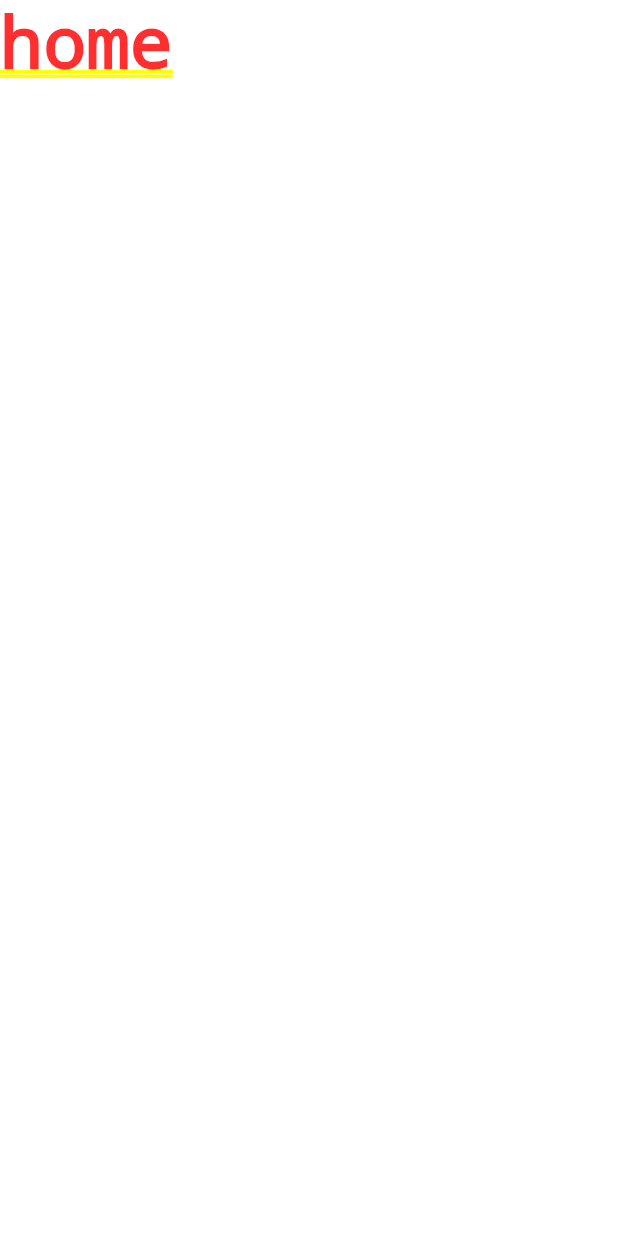
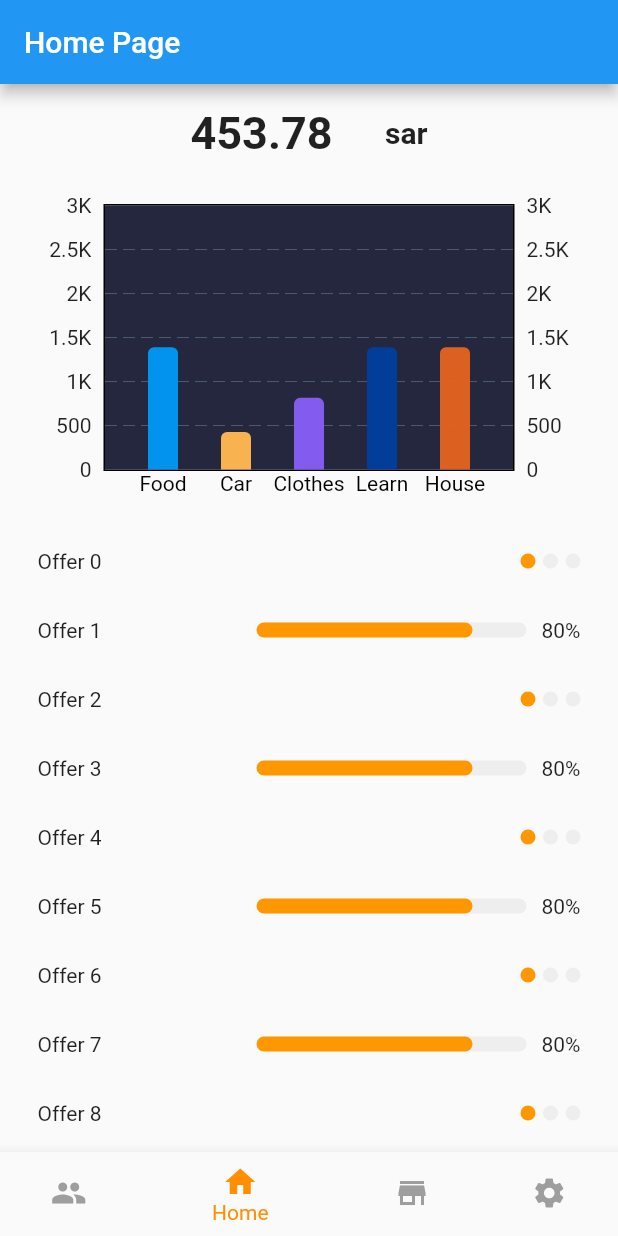
Before and after one commit to Team15-kfupm/myRewards-flutter, a Flutter app: the screen it shows after launch, on a phone screen of 412 x 824 dp. Run offline on Flutter 3.47's test engine with Material 2 defaults, Android fonts, the phone set to English and light mode, and no system bars; drawn by our look-alikes of fl_chart.

Commit message:
create home page

```diff
--- /dev/null
+++ b/lib/core/models/bar_chart_data_model.dart
@@ -0,0 +1,15 @@
+import 'dart:ui';
+
+class BarChartDataModel {
+  final int id;
+  final String name;
+  final double y;
+  final Color color;
+
+  const BarChartDataModel({
+    required this.id,
+    required this.name,
+    required this.y,
+    required this.color,
+  });
+}
--- /dev/null
+++ b/lib/data/bar_charts_data.dart
@@ -0,0 +1,19 @@
+import 'package:flutter/material.dart';
+import 'package:myrewards_flutter/core/models/bar_chart_data_model.dart';
+
+class BarChartsData {
+  static int interval = 5;
+
+  static List<BarChartDataModel> barChartsData = [
+    const BarChartDataModel(
+        id: 0, name: 'Food', y: 1389, color: Color(0xff0293ee)),
+    const BarChartDataModel(
+        id: 1, name: 'Car', y: 426, color: Color(0xfff8b250)),
+    const BarChartDataModel(
+        id: 2, name: 'Clothes', y: 814, color: Color(0xff845bef)),
+    const BarChartDataModel(
+        id: 3, name: 'Learn', y: 1389, color: Color(0xff023e99)),
+    const BarChartDataModel(
+        id: 4, name: 'House', y: 1389, color: Color(0xf3e5631e)),
+  ];
+}
--- a/lib/main.dart
+++ b/lib/main.dart
@@ -1,4 +1,5 @@
 import 'package:flutter/material.dart';
+import 'package:myrewards_flutter/ui/pages/home_page/home_page.dart';
 
 void main() {
   runApp(const MyApp());
@@ -12,7 +13,7 @@ class MyApp extends StatelessWidget {
   Widget build(BuildContext context) {
     return const MaterialApp(
       title: 'Flutter Demo',
-      home: Text('home'),
+      home: HomePage(),
     );
   }
 }
--- /dev/null
+++ b/lib/ui/pages/home_page/home_page.dart
@@ -0,0 +1,40 @@
+import 'package:flutter/material.dart';
+import 'package:myrewards_flutter/ui/pages/home_page/widgets/bottom_nav_bar.dart';
+import 'package:myrewards_flutter/ui/pages/home_page/widgets/categories_chart.dart';
+import 'package:myrewards_flutter/ui/pages/home_page/widgets/offers.dart';
+import 'package:myrewards_flutter/ui/pages/home_page/widgets/total_spending.dart';
+
+class HomePage extends StatefulWidget {
+  const HomePage({Key? key}) : super(key: key);
+
+  @override
+  State<HomePage> createState() => _HomePageState();
+}
+
+class _HomePageState extends State<HomePage> {
+  @override
+  Widget build(BuildContext context) {
+    return Scaffold(
+      appBar: AppBar(
+        title: const Text('Home Page'),
+      ),
+      body: Padding(
+          padding: EdgeInsets.symmetric(horizontal: 25, vertical: 15),
+          child: Column(
+            crossAxisAlignment: CrossAxisAlignment.stretch,
+            children: [
+              TotalSpending(),
+              SizedBox(
+                height: 30,
+              ),
+              CategoriesChart(),
+              SizedBox(
+                height: 30,
+              ),
+              Offers(),
+            ],
+          )),
+      bottomNavigationBar: const BottomNavBar(),
+    );
+  }
+}
--- /dev/null
+++ b/lib/ui/pages/home_page/widgets/bottom_nav_bar.dart
@@ -0,0 +1,43 @@
+import 'package:flutter/material.dart';
+
+class BottomNavBar extends StatefulWidget {
+  const BottomNavBar({Key? key}) : super(key: key);
+
+  @override
+  State<BottomNavBar> createState() => _BottomNavBarState();
+}
+
+class _BottomNavBarState extends State<BottomNavBar> {
+  int _selectedIndex = 1;
+  @override
+  Widget build(BuildContext context) {
+    return BottomNavigationBar(
+      unselectedIconTheme: const IconThemeData(color: Colors.grey),
+      onTap: (value) {
+        setState(() {
+          _selectedIndex = value;
+        });
+      },
+      items: const [
+        BottomNavigationBarItem(
+          icon: Icon(Icons.group),
+          label: 'Comunity',
+        ),
+        BottomNavigationBarItem(
+          icon: Icon(Icons.home),
+          label: 'Home',
+        ),
+        BottomNavigationBarItem(
+          icon: Icon(Icons.store),
+          label: 'Stores',
+        ),
+        BottomNavigationBarItem(
+          icon: Icon(Icons.settings),
+          label: 'Settings',
+        ),
+      ],
+      currentIndex: _selectedIndex,
+      selectedItemColor: Colors.amber[800],
+    );
+  }
+}
--- /dev/null
+++ b/lib/ui/pages/home_page/widgets/categories_chart.dart
@@ -0,0 +1,60 @@
+import 'package:flutter/material.dart';
+import 'package:fl_chart/fl_chart.dart';
+import 'package:myrewards_flutter/data/bar_charts_data.dart';
+
+class CategoriesChart extends StatefulWidget {
+  const CategoriesChart({Key? key}) : super(key: key);
+
+  @override
+  State<CategoriesChart> createState() => _CategoriesChartState();
+}
+
+class _CategoriesChartState extends State<CategoriesChart> {
+  @override
+  Widget build(BuildContext context) {
+    return SizedBox(
+      height: 200,
+      width: 200,
+      child: BarChart(BarChartData(
+        backgroundColor: const Color.fromARGB(233, 17, 19, 44),
+        gridData:
+            FlGridData(drawVerticalLine: BarChartsData.interval % 10 == 0),
+        titlesData: FlTitlesData(
+          topTitles: AxisTitles(sideTitles: SideTitles(showTitles: false)),
+          bottomTitles: AxisTitles(
+              sideTitles: SideTitles(
+                  showTitles: true,
+                  getTitlesWidget: (id, value) {
+                    return Text(
+                      BarChartsData.barChartsData[id.toInt()].name,
+                      style: const TextStyle(color: Colors.black),
+                    );
+                  })),
+        ),
+        alignment: BarChartAlignment.spaceEvenly,
+        maxY: 3000,
+        minY: 0,
+        groupsSpace: 12,
+        barTouchData: BarTouchData(
+          enabled: false,
+        ),
+        barGroups: BarChartsData.barChartsData
+            .map((e) => BarChartGroupData(
+                  x: e.id,
+                  barRods: [
+                    BarChartRodData(
+                      fromY: 0,
+                      toY: e.y,
+                      color: e.color,
+                      width: 20,
+                      borderRadius: const BorderRadius.only(
+                          topLeft: Radius.circular(4),
+                          topRight: Radius.circular(4)),
+                    ),
+                  ],
+                ))
+            .toList(),
+      )),
+    );
+  }
+}
--- /dev/null
+++ b/lib/ui/pages/home_page/widgets/offer_dots_progress.dart
@@ -0,0 +1,48 @@
+import 'package:flutter/material.dart';
+
+class OfferDotsProgress extends StatefulWidget {
+  const OfferDotsProgress({Key? key}) : super(key: key);
+
+  @override
+  State<OfferDotsProgress> createState() => _OfferDotsProgressState();
+}
+
+class _OfferDotsProgressState extends State<OfferDotsProgress> {
+  @override
+  Widget build(BuildContext context) {
+    return Row(
+      children: [
+        Container(
+          width: 10,
+          height: 10,
+          decoration: BoxDecoration(
+            color: Colors.orange,
+            shape: BoxShape.circle,
+          ),
+        ),
+        const SizedBox(
+          width: 5,
+        ),
+        Container(
+          width: 10,
+          height: 10,
+          decoration: BoxDecoration(
+            color: Colors.grey[200],
+            shape: BoxShape.circle,
+          ),
+        ),
+        const SizedBox(
+          width: 5,
+        ),
+        Container(
+          width: 10,
+          height: 10,
+          decoration: BoxDecoration(
+            color: Colors.grey[200],
+            shape: BoxShape.circle,
+          ),
+        ),
+      ],
+    );
+  }
+}
--- /dev/null
+++ b/lib/ui/pages/home_page/widgets/offer_progress_bar.dart
@@ -0,0 +1,45 @@
+import 'package:flutter/material.dart';
+
+class OfferProgressBar extends StatefulWidget {
+  const OfferProgressBar({Key? key}) : super(key: key);
+
+  @override
+  State<OfferProgressBar> createState() => _OfferProgressBarState();
+}
+
+class _OfferProgressBarState extends State<OfferProgressBar> {
+  @override
+  Widget build(BuildContext context) {
+    return Row(
+      children: [
+        SizedBox(
+          width: 180,
+          height: 10,
+          child: Stack(
+            children: [
+              Container(
+                decoration: BoxDecoration(
+                  color: Colors.grey[200],
+                  borderRadius: BorderRadius.circular(25),
+                ),
+              ),
+              LayoutBuilder(
+                builder: (context, constraints) => Container(
+                  width: constraints.maxWidth * 0.8,
+                  decoration: BoxDecoration(
+                    color: Colors.orange,
+                    borderRadius: BorderRadius.circular(25),
+                  ),
+                ),
+              ),
+            ],
+          ),
+        ),
+        const SizedBox(
+          width: 10,
+        ),
+        Text('80%'),
+      ],
+    );
+  }
+}
--- /dev/null
+++ b/lib/ui/pages/home_page/widgets/offers.dart
@@ -0,0 +1,38 @@
+import 'package:flutter/material.dart';
+import 'package:myrewards_flutter/ui/pages/home_page/widgets/offer_progress_bar.dart';
+import 'package:myrewards_flutter/ui/pages/home_page/widgets/offer_dots_progress.dart';
+
+class Offers extends StatefulWidget {
+  const Offers({Key? key}) : super(key: key);
+
+  @override
+  State<Offers> createState() => _OffersState();
+}
+
+class _OffersState extends State<Offers> {
+  @override
+  Widget build(BuildContext context) {
+    //vertical list of offers
+    return Expanded(
+      child: ListView.separated(
+        itemCount: 10,
+        itemBuilder: (context, index) {
+          return Row(
+            mainAxisAlignment: MainAxisAlignment.spaceBetween,
+            children: [
+              Text('Offer $index'),
+              index % 2 == 0
+                  ? const OfferDotsProgress()
+                  : const OfferProgressBar(),
+            ],
+          );
+        },
+        separatorBuilder: (context, index) {
+          return const SizedBox(
+            height: 30,
+          );
+        },
+      ),
+    );
+  }
+}
--- /dev/null
+++ b/lib/ui/pages/home_page/widgets/total_spending.dart
@@ -0,0 +1,36 @@
+import 'package:flutter/material.dart';
+
+class TotalSpending extends StatefulWidget {
+  const TotalSpending({Key? key}) : super(key: key);
+
+  @override
+  State<TotalSpending> createState() => _TotalSpendingState();
+}
+
+class _TotalSpendingState extends State<TotalSpending> {
+  @override
+  Widget build(BuildContext context) {
+    return Row(
+      mainAxisAlignment: MainAxisAlignment.center,
+      children: const [
+        Text(
+          '453.78',
+          style: TextStyle(
+            fontSize: 30,
+            fontWeight: FontWeight.w600,
+          ),
+        ),
+        SizedBox(
+          width: 30,
+        ),
+        Text(
+          ' sar',
+          style: TextStyle(
+            fontSize: 20,
+            fontWeight: FontWeight.w600,
+          ),
+        ),
+      ],
+    );
+  }
+}
--- a/pubspec.yaml
+++ b/pubspec.yaml
@@ -34,6 +34,8 @@ dependencies:
   # The following adds the Cupertino Icons font to your application.
   # Use with the CupertinoIcons class for iOS style icons.
   cupertino_icons: ^1.0.2
+  flutter_screenutil: ^5.5.4
+  fl_chart: ^0.55.2
 
 dev_dependencies:
   flutter_test:
```
Also changed, not shown: lib/utils/constants.dart (added, +30 -0 lines), lib/utils/router.dart (added), 1 other file.
